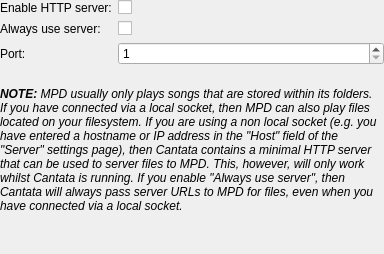
Old version of the form gui/httpserversettings.ui in the repository polpo/cantata-mac.
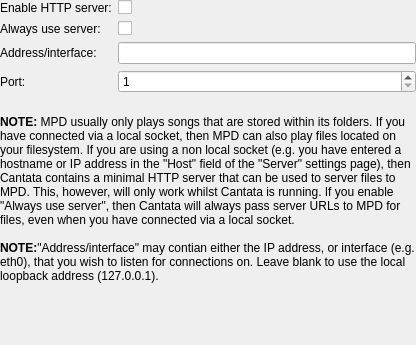
New version of the form. Custom widgets are drawn as their Qt base class.

Commit message: Add option to specify HTTP server listen address/interface.

```diff
--- a/gui/httpserversettings.ui
+++ b/gui/httpserversettings.ui
@@ -6,8 +6,8 @@
    <rect>
     <x>0</x>
     <y>0</y>
-    <width>384</width>
-    <height>254</height>
+    <width>416</width>
+    <height>345</height>
    </rect>
   </property>
   <layout class="QVBoxLayout" name="verticalLayout">
@@ -50,7 +50,7 @@
        </property>
       </widget>
      </item>
-     <item row="2" column="0">
+     <item row="3" column="0">
       <widget class="BuddyLabel" name="label_3">
        <property name="text">
         <string>Port:</string>
@@ -60,7 +60,7 @@
        </property>
       </widget>
      </item>
-     <item row="2" column="1">
+     <item row="3" column="1">
       <widget class="QSpinBox" name="httpPort">
        <property name="minimum">
         <number>1</number>
@@ -70,6 +70,19 @@
        </property>
       </widget>
      </item>
+     <item row="2" column="0">
+      <widget class="BuddyLabel" name="label_5">
+       <property name="text">
+        <string>Address/interface:</string>
+       </property>
+       <property name="buddy">
+        <cstring>httpAddress</cstring>
+       </property>
+      </widget>
+     </item>
+     <item row="2" column="1">
+      <widget class="LineEdit" name="httpAddress"/>
+     </item>
     </layout>
    </item>
    <item>
@@ -91,7 +104,8 @@
    <item>
     <widget class="QLabel" name="label_4">
      <property name="text">
-      <string>&lt;i&gt;&lt;b&gt;NOTE:&lt;/b&gt; MPD usually only plays songs that are stored within its folders. If you have connected via a local socket, then MPD can also play files located on your filesystem. If you are using a non local socket (e.g. you have entered a hostname or IP address in the &quot;Host&quot; field of the &quot;Server&quot; settings page), then Cantata contains a minimal HTTP server that can be used to server files to MPD. This, however, will only work whilst Cantata is running.  If you enable &quot;Always use server&quot;, then Cantata will always pass server URLs to MPD for files, even when you have  connected via a local socket.&lt;/i&gt;</string>
+      <string>&lt;b&gt;NOTE:&lt;/b&gt; MPD usually only plays songs that are stored within its folders. If you have connected via a local socket, then MPD can also play files located on your filesystem. If you are using a non local socket (e.g. you have entered a hostname or IP address in the &quot;Host&quot; field of the &quot;Server&quot; settings page), then Cantata contains a minimal HTTP server that can be used to server files to MPD. This, however, will only work whilst Cantata is running.  If you enable &quot;Always use server&quot;, then Cantata will always pass server URLs to MPD for files, even when you have  connected via a local socket.&lt;br/&gt;&lt;br/&gt;
+&lt;b&gt;NOTE:&lt;/b&gt;&quot;Address/interface&quot; may contian either the IP address, or interface (e.g. eth0), that you wish to listen for connections on. Leave blank to use the local loopback address (127.0.0.1).&lt;/i&gt;</string>
      </property>
      <property name="wordWrap">
       <bool>true</bool>
@@ -114,6 +128,11 @@
   </layout>
  </widget>
  <customwidgets>
+  <customwidget>
+   <class>LineEdit</class>
+   <extends>QLineEdit</extends>
+   <header>lineedit.h</header>
+  </customwidget>
   <customwidget>
    <class>BuddyLabel</class>
    <extends>QLabel</extends>
```
Left out of the diff: 6 changed lines with no effect on the pictures. The commit also changes 9 other files.
